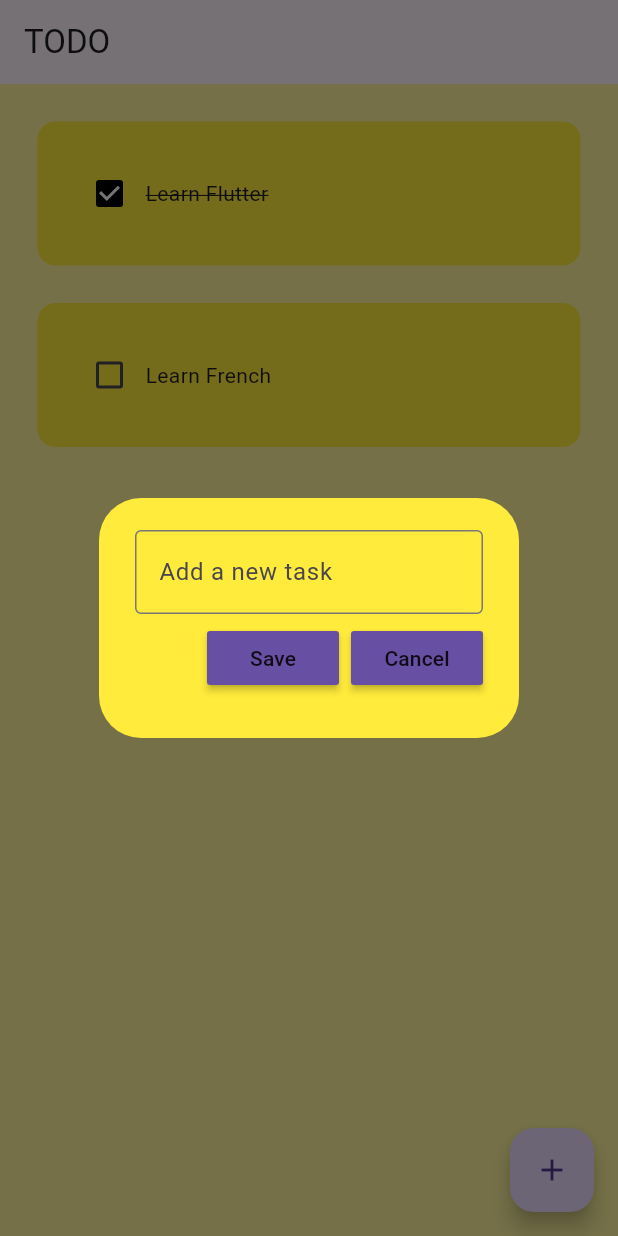
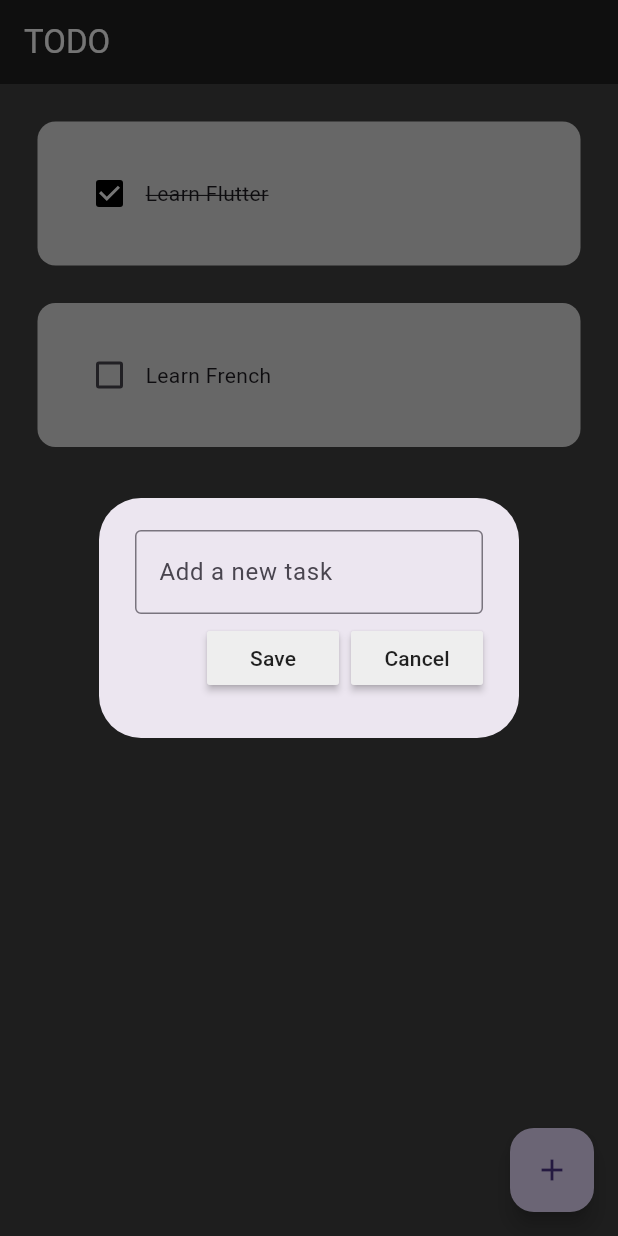
Before and after one commit to Codewithjalloh/app_one_todo_with_hive, a Flutter app: the screen it shows after launch, after a tap on the "add" icon, on a phone screen of 412 x 824 dp. Run offline on Flutter 3.47's test engine with Material 3 defaults, Android fonts, the phone set to English and light mode, and no system bars; drawn by our look-alikes of flutter_slidable; our stand-ins replace hive, hive_flutter; accounts and stored records are empty.

Commit message:
updating colours

```diff
--- a/lib/main.dart
+++ b/lib/main.dart
@@ -21,9 +21,9 @@ class MyApp extends StatelessWidget {
     return MaterialApp(
       debugShowCheckedModeBanner: false,
       home: HomePage(),
-      theme: ThemeData(
-        primarySwatch: Colors.grey,
-      ),
+      // theme: ThemeData(
+      //   primarySwatch: Colors.grey,
+      // ),
     );
   }
 }
--- a/lib/pages/home_page.dart
+++ b/lib/pages/home_page.dart
@@ -74,9 +74,13 @@ class _HomePageState extends State<HomePage> {
   @override
   Widget build(BuildContext context) {
     return Scaffold(
-      backgroundColor: Colors.yellow[200],
+      backgroundColor: Colors.grey.shade800,
       appBar: AppBar(
-        title: Text("TODO"),
+        backgroundColor: Colors.grey.shade900,
+        title: Text(
+          "TODO",
+          style: TextStyle(color: Colors.white),
+        ),
         elevation: 0.0,
       ),
       body: ListView.builder(
--- a/lib/util/dialog_box.dart
+++ b/lib/util/dialog_box.dart
@@ -16,7 +16,6 @@ class DialogBox extends StatelessWidget {
   @override
   Widget build(BuildContext context) {
     return AlertDialog(
-      backgroundColor: Colors.yellow,
       content: Container(
         height: 120,
         child: Column(
--- a/lib/util/my_button.dart
+++ b/lib/util/my_button.dart
@@ -13,7 +13,7 @@ class MyButton extends StatelessWidget {
   @override
   Widget build(BuildContext context) {
     return MaterialButton(
-      color: Theme.of(context).primaryColor,
+      color: Colors.grey.shade200,
       onPressed: onPressed,
       child: Text(text),
     );
--- a/lib/util/todo_tile.dart
+++ b/lib/util/todo_tile.dart
@@ -38,7 +38,7 @@ class ToDoList extends StatelessWidget {
         child: Container(
           padding: EdgeInsets.all(24),
           decoration: BoxDecoration(
-            color: Colors.yellow,
+            color: Colors.grey.shade300,
             borderRadius: BorderRadius.circular(12),
           ),
           child: Row(
```
Also changed, not shown: 2 other files.
